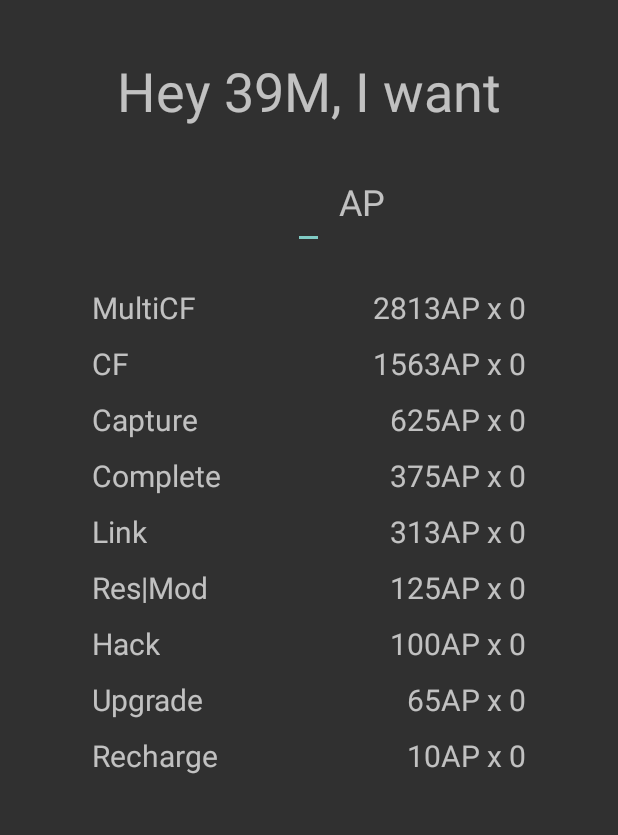
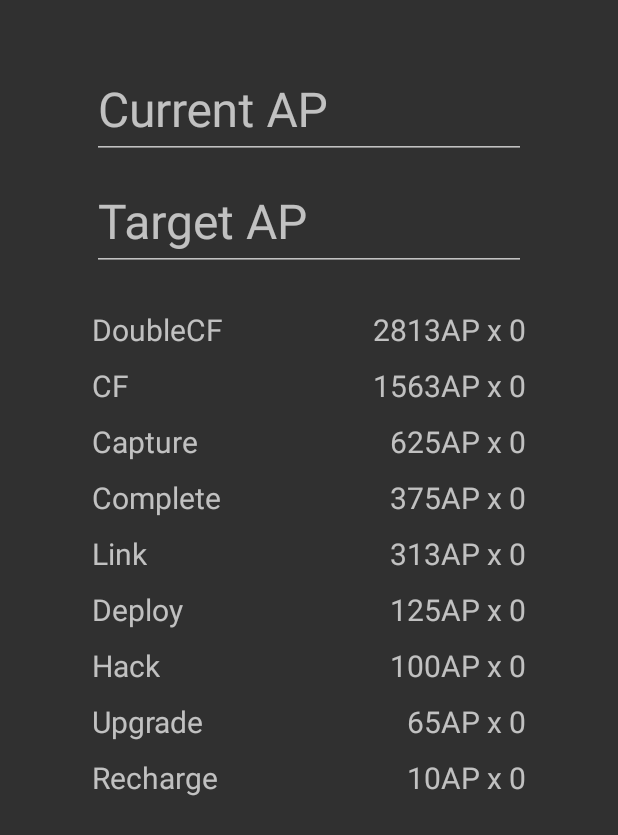
Before and after one commit to 39M/ExactAP, an Android app: the screen it shows after launch (MainActivity), on a phone screen of 412 x 824 dp. Shown: the top 835 px of the screen. Run offline under Robolectric (Android 15) with nearby library versions, the light colour scheme and no system bars.

Commit message:
improve and refactor
TextInputLayout, refactor.

```diff
--- a/app/build.gradle
+++ b/app/build.gradle
@@ -23,4 +23,5 @@ android {
 dependencies {
     compile fileTree(dir: 'libs', include: ['*.jar'])
     compile 'com.android.support:appcompat-v7:23.2.0'
+    compile 'com.android.support:design:23.2.0'
 }
--- a/app/src/main/java/com/m39/exactap/MainActivity.java
+++ b/app/src/main/java/com/m39/exactap/MainActivity.java
@@ -1,86 +1,87 @@
 package com.m39.exactap;
 
-import android.support.v7.app.ActionBarActivity;
 import android.os.Bundle;
+import android.support.v7.app.AppCompatActivity;
 import android.text.Editable;
 import android.text.TextWatcher;
+import android.util.Log;
 import android.view.Menu;
 import android.view.MenuItem;
 import android.widget.EditText;
 import android.widget.TextView;
 
+import java.util.Arrays;
 
-public class MainActivity extends ActionBarActivity {
-    private EditText editAP;
-    private TextView multiCFCount;
-    private TextView CFCount;
-    private TextView captureCount;
-    private TextView completeCount;
-    private TextView linkCount;
-    private TextView resmodCount;
-    private TextView hackCount;
-    private TextView upgradeCount;
-    private TextView rechargeCount;
 
-    private int AP;
-    private int[] Price = new int[]{2813, 1563, 625, 375, 313, 125, 100, 65, 10};
-    private int[] Count = new int[9];
-    private boolean found = false;
+public class MainActivity extends AppCompatActivity {
+    private EditText current_ap_text;
+    private EditText target_ap_text;
+    private TextView multi_cf_count;
+    private TextView cf_count;
+    private TextView capture_count;
+    private TextView complete_count;
+    private TextView link_count;
+    private TextView deploy_count;
+    private TextView hack_count;
+    private TextView upgrade_count;
+    private TextView recharge_count;
+
+    private int ap_difference;
+    private int[] ap_obtains = new int[]{2813, 1563, 625, 375, 313, 125, 100, 65, 10};
+    private int[] op_counters = new int[9];
 
     @Override
     protected void onCreate(Bundle savedInstanceState) {
         super.onCreate(savedInstanceState);
         setContentView(R.layout.activity_main);
 
-        editAP = (EditText) findViewById(R.id.editAP);
-        multiCFCount = (TextView) findViewById(R.id.countMultiCF);
-        CFCount = (TextView) findViewById(R.id.countCF);
-        captureCount = (TextView) findViewById(R.id.countCapture);
-        completeCount = (TextView) findViewById(R.id.countComplete);
-        linkCount = (TextView) findViewById(R.id.countLink);
-        resmodCount = (TextView) findViewById(R.id.countResMod);
-        hackCount = (TextView) findViewById(R.id.countHack);
-        upgradeCount = (TextView) findViewById(R.id.countUpgrade);
-        rechargeCount = (TextView) findViewById(R.id.countRecharge);
+        // get views
+        current_ap_text = (EditText) findViewById(R.id.current_ap_input);
+        target_ap_text = (EditText) findViewById(R.id.target_ap_input);
 
-        setText();
+        multi_cf_count = (TextView) findViewById(R.id.multi_cf_count_label);
+        cf_count = (TextView) findViewById(R.id.cf_count_label);
+        capture_count = (TextView) findViewById(R.id.capture_count_label);
+        complete_count = (TextView) findViewById(R.id.complete_count_label);
+        link_count = (TextView) findViewById(R.id.link_count_label);
+        deploy_count = (TextView) findViewById(R.id.deploy_count_label);
+        hack_count = (TextView) findViewById(R.id.hack_count_label);
+        upgrade_count = (TextView) findViewById(R.id.upgrade_count_label);
+        recharge_count = (TextView) findViewById(R.id.recharge_count_label);
 
-        editAP.addTextChangedListener(new TextWatcher() {
+        // init UI
+        set_text();
+
+        // create text watcher
+        TextWatcher textWatcher = new TextWatcher() {
             @Override
             public void beforeTextChanged(CharSequence s, int start, int count, int after) {
-
             }
 
             @Override
             public void onTextChanged(CharSequence s, int start, int before, int count) {
-
             }
 
             @Override
             public void afterTextChanged(Editable s) {
-                if (editAP.getText().toString().length() < 1) {
-                    Count = new int[9];
-                    setText();
-                    return;
-                }
+                update_solution();
+            }
+        };
+        // add text watcher for edit text
+        current_ap_text.addTextChangedListener(textWatcher);
+        target_ap_text.addTextChangedListener(textWatcher);
 
-                AP = Integer.parseInt(editAP.getText().toString());
-                found = false;
-                if (AP >= 0) {
-                    Count = new int[9];
-                    getSolution(AP, 0);
-                }
-
-                if (!found) {
-                    for (int i = 0; i < Count.length; i++)
-                        Count[i] = -1;
-                }
-
-                setText();
-            }
-        });
+        // clear focus when action done
+//        target_ap_text.setOnEditorActionListener(new TextView.OnEditorActionListener() {
+//            @Override
+//            public boolean onEditorAction(TextView v, int actionId, KeyEvent event) {
+//                if (actionId == EditorInfo.IME_ACTION_DONE) {
+//                    target_ap_text.clearFocus();
+//                }
+//                return false;
+//            }
+//        });
     }
-
 
     @Override
     public boolean onCreateOptionsMenu(Menu menu) {
@@ -93,43 +94,78 @@ public class MainActivity extends ActionBarActivity {
         return super.onOptionsItemSelected(item);
     }
 
-    private void setText() {
-        multiCFCount.setText(Price[0] + "AP x " + Count[0]);
-        CFCount.setText(Price[1] + "AP x " + Count[1]);
-        captureCount.setText(Price[2] + "AP x " + Count[2]);
-        completeCount.setText(Price[3] + "AP x " + Count[3]);
-        linkCount.setText(Price[4] + "AP x " + Count[4]);
-        resmodCount.setText(Price[5] + "AP x " + Count[5]);
-        hackCount.setText(Price[6] + "AP x " + Count[6]);
-        upgradeCount.setText(Price[7] + "AP x " + Count[7]);
-        rechargeCount.setText(Price[8] + "AP x " + Count[8]);
+    @Override
+    public void onBackPressed() {
+        // when press back button, move app to background
+        moveTaskToBack(true);
     }
 
-    private void getSolution(int left, int pos) {
-        if (found)
-            return;
-        if (left == 0) {
-            found = true;
+    private void update_solution() {
+        // empty input, reset counters
+        if (current_ap_text.getText().toString().length() < 1 || target_ap_text.getText().toString().length() < 1) {
+            Arrays.fill(op_counters, 0);
+            set_text();
             return;
         }
 
-        if (pos == 8 && left % Price[pos] != 0) {
-            return;
+        // get ap difference
+        ap_difference = Integer.parseInt(target_ap_text.getText().toString()) -
+                Integer.parseInt(current_ap_text.getText().toString());
+        // reset conters
+        Arrays.fill(op_counters, 0);
+        // try to get a solution
+        if (ap_difference < 0 || !get_solution(ap_difference, 0)) {
+            // if faild, set counters to -1
+            Arrays.fill(op_counters, -1);
+        }
+        /*********/
+        else if (!is_right_answer())
+            Log.w("Warning", "Wrong answer");
+        /*********/
+
+        // update UI
+        set_text();
+    }
+
+    private void set_text() {
+        multi_cf_count.setText(String.format(getString(R.string.ap_multiply), ap_obtains[0], op_counters[0]));
+        cf_count.setText(String.format(getString(R.string.ap_multiply), ap_obtains[1], op_counters[1]));
+        capture_count.setText(String.format(getString(R.string.ap_multiply), ap_obtains[2], op_counters[2]));
+        complete_count.setText(String.format(getString(R.string.ap_multiply), ap_obtains[3], op_counters[3]));
+        link_count.setText(String.format(getString(R.string.ap_multiply), ap_obtains[4], op_counters[4]));
+        deploy_count.setText(String.format(getString(R.string.ap_multiply), ap_obtains[5], op_counters[5]));
+        hack_count.setText(String.format(getString(R.string.ap_multiply), ap_obtains[6], op_counters[6]));
+        upgrade_count.setText(String.format(getString(R.string.ap_multiply), ap_obtains[7], op_counters[7]));
+        recharge_count.setText(String.format(getString(R.string.ap_multiply), ap_obtains[8], op_counters[8]));
+    }
+
+    private boolean get_solution(int ap_left, int pos) {
+        // got solution, return
+        if (ap_left == 0) {
+            return true;
         }
 
+        // failed to get solution
+        if (pos == ap_obtains.length - 1 && ap_left % ap_obtains[pos] != 0) {
+            return false;
+        }
+
+        // dfs to get solution
         if (pos <= 8) {
-            for (int i = left % Price[pos]; i <= left && !found; i += Price[pos]) {
-                Count[pos] = (left - i) / Price[pos];
-                getSolution(i, pos + 1);
+            for (int i = ap_left % ap_obtains[pos]; i <= ap_left; i += ap_obtains[pos]) {
+                op_counters[pos] = (ap_left - i) / ap_obtains[pos];
+                if (get_solution(i, pos + 1))
+                    return true;
             }
         }
+        return false;
     }
 
-    private boolean isRight() {
+    private boolean is_right_answer() {
         int sum = 0;
-        for (int i = 0; i < Count.length; i++)
-            sum += Count[i] * Price[i];
-
-        return sum == AP;
+        // check answer
+        for (int i = 0; i < op_counters.length; i++)
+            sum += op_counters[i] * ap_obtains[i];
+        return sum == ap_difference;
     }
 }
--- a/app/src/main/res/layout/activity_main.xml
+++ b/app/src/main/res/layout/activity_main.xml
@@ -8,247 +8,277 @@
     android:paddingTop="@dimen/activity_vertical_margin"
     tools:context=".MainActivity">
 
-    <TextView
-        android:id="@+id/labelGiveMe"
-        android:layout_width="wrap_content"
+    <!--<TextView-->
+    <!--android:id="@+id/labelGiveMe"-->
+    <!--android:layout_width="wrap_content"-->
+    <!--android:layout_height="wrap_content"-->
+    <!--android:layout_alignParentTop="true"-->
+    <!--android:layout_centerHorizontal="true"-->
+    <!--android:layout_marginTop="20dp"-->
+    <!--android:text="Hey 39M, I want"-->
+    <!--android:textSize="36sp" />-->
+
+    <LinearLayout
+        android:id="@+id/empty_view"
+        android:layout_width="0dp"
+        android:layout_height="0dp"
+        android:focusable="true"
+        android:focusableInTouchMode="true" />
+
+    <android.support.design.widget.TextInputLayout
+        android:id="@+id/current_ap_input_layout"
+        android:layout_width="match_parent"
         android:layout_height="wrap_content"
         android:layout_alignParentTop="true"
         android:layout_centerHorizontal="true"
-        android:layout_marginTop="20dp"
-        android:text="Hey 39M, I want"
-        android:textSize="36sp" />
+        android:layout_marginEnd="@dimen/text_right_margin"
+        android:layout_marginLeft="@dimen/text_left_margin"
+        android:layout_marginRight="@dimen/text_right_margin"
+        android:layout_marginStart="@dimen/text_left_margin"
+        android:layout_marginTop="15dp">
 
         <EditText
-        android:id="@+id/editAP"
-        android:layout_width="wrap_content"
+            android:id="@+id/current_ap_input"
+            android:layout_width="match_parent"
             android:layout_height="wrap_content"
-        android:layout_alignParentTop="true"
+            android:digits="0123456789"
+            android:hint="@string/current_ap"
+            android:imeOptions="actionNext"
+            android:inputType="numberDecimal"
+            android:maxLength="9"
+            android:text=""
+            android:textSize="32sp" />
+    </android.support.design.widget.TextInputLayout>
+
+    <android.support.design.widget.TextInputLayout
+        android:id="@+id/target_ap_input_layout"
+        android:layout_width="match_parent"
+        android:layout_height="wrap_content"
+        android:layout_below="@id/current_ap_input_layout"
         android:layout_centerHorizontal="true"
-        android:layout_marginTop="75dp"
+        android:layout_marginEnd="@dimen/text_right_margin"
+        android:layout_marginLeft="@dimen/text_left_margin"
+        android:layout_marginRight="@dimen/text_right_margin"
+        android:layout_marginStart="@dimen/text_left_margin">
+
+        <EditText
+            android:id="@+id/target_ap_input"
+            android:layout_width="match_parent"
+            android:layout_height="wrap_content"
             android:digits="0123456789"
+            android:hint="@string/target_ap"
             android:imeOptions="actionDone"
             android:inputType="numberDecimal"
             android:maxLength="9"
             android:text=""
-        android:textSize="40sp" />
+            android:textSize="32sp" />
+    </android.support.design.widget.TextInputLayout>
 
     <TextView
-        android:id="@+id/labelAP"
+        android:id="@+id/multi_cf_label"
         android:layout_width="wrap_content"
         android:layout_height="wrap_content"
-        android:layout_alignBaseline="@id/editAP"
-        android:layout_marginLeft="10dp"
-        android:layout_marginStart="10dp"
-        android:layout_toEndOf="@id/editAP"
-        android:layout_toRightOf="@+id/editAP"
-        android:text="AP"
-        android:textSize="24sp" />
-
-    <TextView
-        android:id="@+id/labelMultiCF"
-        android:layout_width="wrap_content"
-        android:layout_height="wrap_content"
-        android:layout_below="@+id/editAP"
+        android:layout_below="@+id/target_ap_input_layout"
         android:layout_marginLeft="45dp"
         android:layout_marginStart="45dp"
         android:layout_marginTop="25dp"
-        android:text="MultiCF"
+        android:text="@string/multi_cf"
         android:textSize="20sp" />
 
     <TextView
-        android:id="@+id/countMultiCF"
+        android:id="@+id/multi_cf_count_label"
         android:layout_width="wrap_content"
         android:layout_height="wrap_content"
         android:layout_alignParentEnd="true"
         android:layout_alignParentRight="true"
-        android:layout_alignTop="@+id/labelMultiCF"
+        android:layout_alignTop="@+id/multi_cf_label"
         android:layout_marginEnd="45dp"
         android:layout_marginRight="45dp"
-        android:text="0"
+        android:text="@string/zero"
         android:textSize="20sp" />
 
     <TextView
-        android:id="@+id/labelCF"
+        android:id="@+id/cf_label"
         android:layout_width="wrap_content"
         android:layout_height="wrap_content"
-        android:layout_below="@+id/labelMultiCF"
+        android:layout_below="@+id/multi_cf_label"
         android:layout_marginLeft="45dp"
         android:layout_marginStart="45dp"
         android:layout_marginTop="10dp"
-        android:text="CF"
+        android:text="@string/control_field"
         android:textSize="20sp" />
 
     <TextView
-        android:id="@+id/countCF"
+        android:id="@+id/cf_count_label"
         android:layout_width="wrap_content"
         android:layout_height="wrap_content"
         android:layout_alignParentEnd="true"
         android:layout_alignParentRight="true"
-        android:layout_alignTop="@+id/labelCF"
+        android:layout_alignTop="@+id/cf_label"
         android:layout_marginEnd="45dp"
         android:layout_marginRight="45dp"
-        android:text="0"
+        android:text="@string/zero"
         android:textSize="20sp" />
 
     <TextView
-        android:id="@+id/labelCapture"
+        android:id="@+id/capture_label"
         android:layout_width="wrap_content"
         android:layout_height="wrap_content"
-        android:layout_below="@+id/labelCF"
+        android:layout_below="@+id/cf_label"
         android:layout_marginLeft="45dp"
         android:layout_marginStart="45dp"
         android:layout_marginTop="10dp"
-        android:text="Capture"
+        android:text="@string/capture"
         android:textSize="20sp" />
 
     <TextView
-        android:id="@+id/countCapture"
+        android:id="@+id/capture_count_label"
         android:layout_width="wrap_content"
         android:layout_height="wrap_content"
         android:layout_alignParentEnd="true"
         android:layout_alignParentRight="true"
-        android:layout_alignTop="@+id/labelCapture"
+        android:layout_alignTop="@+id/capture_label"
         android:layout_marginEnd="45dp"
         android:layout_marginRight="45dp"
-        android:text="0"
+        android:text="@string/zero"
         android:textSize="20sp" />
 
     <TextView
-        android:id="@+id/labelComplete"
+        android:id="@+id/complete_label"
         android:layout_width="wrap_content"
         android:layout_height="wrap_content"
-        android:layout_below="@+id/labelCapture"
+        android:layout_below="@+id/capture_label"
         android:layout_marginLeft="45dp"
         android:layout_marginStart="45dp"
         android:layout_marginTop="10dp"
-        android:text="Complete"
+        android:text="@string/complete"
         android:textSize="20sp" />
 
     <TextView
-        android:id="@+id/countComplete"
+        android:id="@+id/complete_count_label"
         android:layout_width="wrap_content"
         android:layout_height="wrap_content"
         android:layout_alignParentEnd="true"
         android:layout_alignParentRight="true"
-        android:layout_alignTop="@+id/labelComplete"
+        android:layout_alignTop="@+id/complete_label"
         android:layout_marginEnd="45dp"
         android:layout_marginRight="45dp"
-        android:text="0"
+        android:text="@string/zero"
         android:textSize="20sp" />
 
     <TextView
-        android:id="@+id/labelLink"
+        android:id="@+id/link_lable"
         android:layout_width="wrap_content"
         android:layout_height="wrap_content"
-        android:layout_below="@+id/labelComplete"
+        android:layout_below="@+id/complete_label"
         android:layout_marginLeft="45dp"
         android:layout_marginStart="45dp"
         android:layout_marginTop="10dp"
-        android:text="Link"
+        android:text="@string/link"
         android:textSize="20sp" />
 
     <TextView
-        android:id="@+id/countLink"
+        android:id="@+id/link_count_label"
         android:layout_width="wrap_content"
         android:layout_height="wrap_content"
         android:layout_alignParentEnd="true"
         android:layout_alignParentRight="true"
-        android:layout_alignTop="@+id/labelLink"
+        android:layout_alignTop="@+id/link_lable"
         android:layout_marginEnd="45dp"
         android:layout_marginRight="45dp"
-        android:text="0"
+        android:text="@string/zero"
         android:textSize="20sp" />
 
     <TextView
-        android:id="@+id/labelResMod"
+        android:id="@+id/deploy_label"
         android:layout_width="wrap_content"
         android:layout_height="wrap_content"
-        android:layout_below="@+id/labelLink"
+        android:layout_below="@+id/link_lable"
         android:layout_marginLeft="45dp"
         android:layout_marginStart="45dp"
         android:layout_marginTop="10dp"
-        android:text="Res|Mod"
+        android:text="@string/deploy"
         android:textSize="20sp" />
 
     <TextView
-        android:id="@+id/countResMod"
+        android:id="@+id/deploy_count_label"
         android:layout_width="wrap_content"
         android:layout_height="wrap_content"
         android:layout_alignParentEnd="true"
         android:layout_alignParentRight="true"
-        android:layout_alignTop="@+id/labelResMod"
+        android:layout_alignTop="@+id/deploy_label"
         android:layout_marginEnd="45dp"
         android:layout_marginRight="45dp"
-        android:text="0"
+        android:text="@string/zero"
         android:textSize="20sp" />
 
     <TextView
-        android:id="@+id/labelHack"
+        android:id="@+id/hack_label"
         android:layout_width="wrap_content"
         android:layout_height="wrap_content"
-        android:layout_below="@+id/labelResMod"
+        android:layout_below="@+id/deploy_label"
         android:layout_marginLeft="45dp"
         android:layout_marginStart="45dp"
         android:layout_marginTop="10dp"
-        android:text="Hack"
+        android:text="@string/hack"
         android:textSize="20sp" />
 
     <TextView
-        android:id="@+id/countHack"
+        android:id="@+id/hack_count_label"
         android:layout_width="wrap_content"
         android:layout_height="wrap_content"
         android:layout_alignParentEnd="true"
         android:layout_alignParentRight="true"
-        android:layout_alignTop="@+id/labelHack"
+        android:layout_alignTop="@+id/hack_label"
         android:layout_marginEnd="45dp"
         android:layout_marginRight="45dp"
-        android:text="0"
+        android:text="@string/zero"
         android:textSize="20sp" />
 
     <TextView
-        android:id="@+id/labelUpgrade"
+        android:id="@+id/upgrade_label"
         android:layout_width="wrap_content"
         android:layout_height="wrap_content"
-        android:layout_below="@+id/labelHack"
+        android:layout_below="@+id/hack_label"
         android:layout_marginLeft="45dp"
         android:layout_marginStart="45dp"
         android:layout_marginTop="10dp"
-        android:text="Upgrade"
+        android:text="@string/upgrade"
         android:textSize="20sp" />
 
     <TextView
-        android:id="@+id/countUpgrade"
+        android:id="@+id/upgrade_count_label"
         android:layout_width="wrap_content"
         android:layout_height="wrap_content"
         android:layout_alignParentEnd="true"
         android:layout_alignParentRight="true"
-        android:layout_alignTop="@+id/labelUpgrade"
+        android:layout_alignTop="@+id/upgrade_label"
         android:layout_marginEnd="45dp"
         android:layout_marginRight="45dp"
-        android:text="0"
+        android:text="@string/zero"
         android:textSize="20sp" />
 
     <TextView
-        android:id="@+id/labelRecharge"
+        android:id="@+id/recharge_label"
         android:layout_width="wrap_content"
         android:layout_height="wrap_content"
-        android:layout_below="@+id/labelUpgrade"
+        android:layout_below="@+id/upgrade_label"
         android:layout_marginLeft="45dp"
         android:layout_marginStart="45dp"
         android:layout_marginTop="10dp"
-        android:text="Recharge"
+        android:text="@string/recharge"
         android:textSize="20sp" />
 
     <TextView
-        android:id="@+id/countRecharge"
+        android:id="@+id/recharge_count_label"
         android:layout_width="wrap_content"
         android:layout_height="wrap_content"
         android:layout_alignParentEnd="true"
         android:layout_alignParentRight="true"
-        android:layout_alignTop="@+id/labelRecharge"
+        android:layout_alignTop="@+id/recharge_label"
         android:layout_marginEnd="45dp"
         android:layout_marginRight="45dp"
-        android:text="0"
+        android:text="@string/zero"
         android:textSize="20sp" />
 
 </RelativeLayout>
--- a/app/src/main/res/values/dimens.xml
+++ b/app/src/main/res/values/dimens.xml
@@ -2,4 +2,6 @@
     <!-- Default screen margins, per the Android Design guidelines. -->
     <dimen name="activity_horizontal_margin">16dp</dimen>
     <dimen name="activity_vertical_margin">16dp</dimen>
+    <dimen name="text_left_margin">45dp</dimen>
+    <dimen name="text_right_margin">45dp</dimen>
 </resources>
--- a/app/src/main/res/values/strings.xml
+++ b/app/src/main/res/values/strings.xml
@@ -2,7 +2,21 @@
 <resources>
 
     <string name="app_name">ExactAP</string>
-    <string name="hello_world">Hello world!</string>
-    <string name="action_settings">Settings</string>
+
+    <string name="current_ap">Current AP</string>
+    <string name="target_ap">Target AP</string>
+
+    <string name="ap_multiply">"%1$sAP x %2$s"</string>
+    <string name="zero">0</string>
+
+    <string name="multi_cf">DoubleCF</string>
+    <string name="control_field">CF</string>
+    <string name="recharge">Recharge</string>
+    <string name="upgrade">Upgrade</string>
+    <string name="hack">Hack</string>
+    <string name="deploy">Deploy</string>
+    <string name="link">Link</string>
+    <string name="complete">Complete</string>
+    <string name="capture">Capture</string>
 
 </resources>
```
Also changed, not shown: 1 other file. Lines whose indentation alone changed are shown as unchanged.
